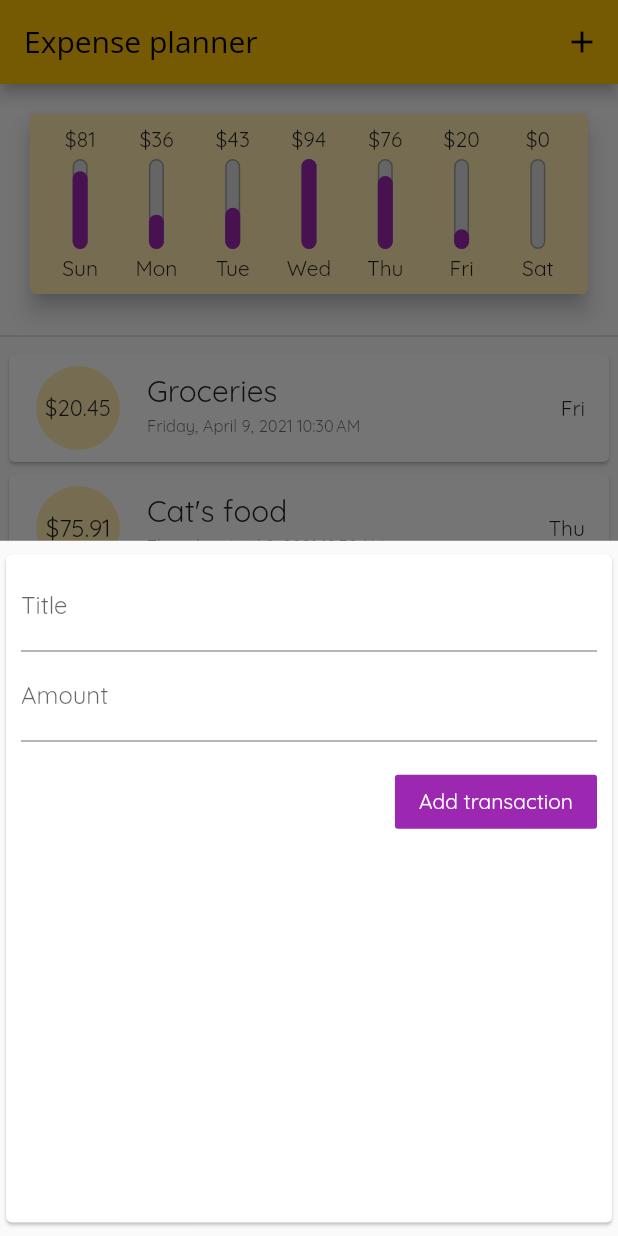
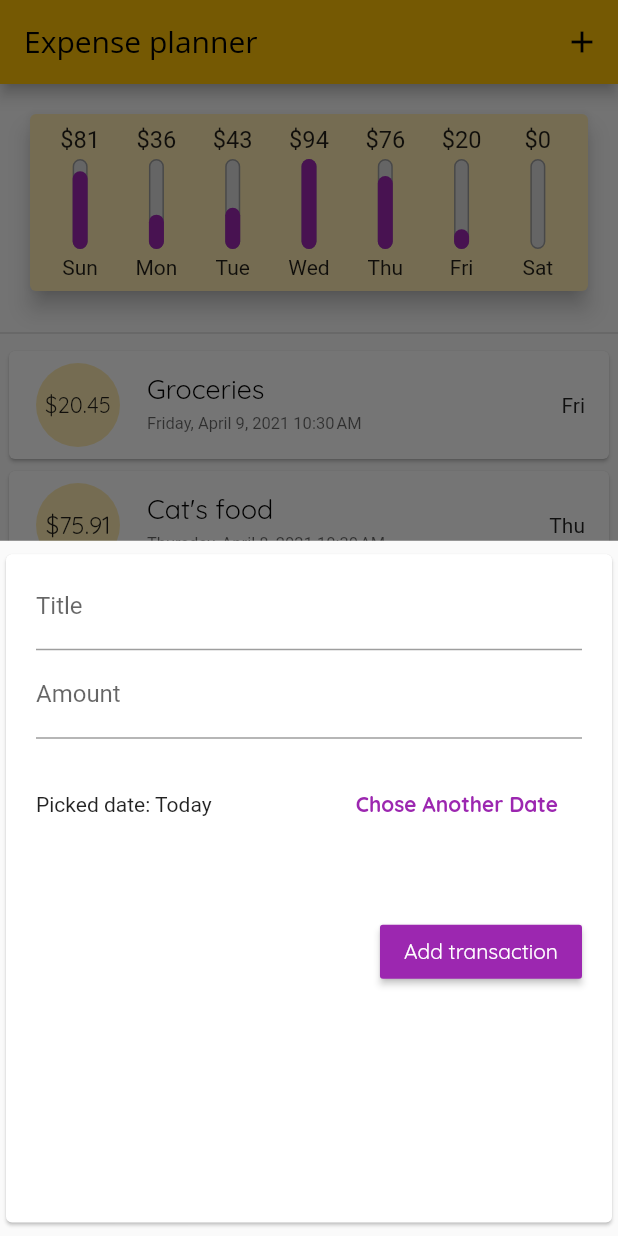
Before and after one commit to tinkooladik/flutter_expense_planner, a Flutter app: the screen it shows after launch, after a tap on the "add" icon, on a phone screen of 412 x 824 dp. Run offline on Flutter 3.47's test engine with Material 2 defaults, Android fonts, the phone set to English and light mode, and no system bars.

Commit message:
added date picker (#6)

```diff
--- a/lib/main.dart
+++ b/lib/main.dart
@@ -20,6 +20,15 @@ class MyApp extends StatelessWidget {
             primarySwatch: Colors.amber,
             accentColor: Colors.purple,
             fontFamily: 'Quicksand',
+            textTheme: ThemeData.light().textTheme.copyWith(
+                  title: TextStyle(
+                    fontSize: 18,
+                    color: Colors.black,
+                  ),
+                  button: TextStyle(
+                    color: Colors.white,
+                  ),
+                ),
             appBarTheme: AppBarTheme(
               textTheme: ThemeData.light().textTheme.copyWith(
                     title: TextStyle(
--- a/lib/models/transaction.dart
+++ b/lib/models/transaction.dart
@@ -4,45 +4,45 @@ class Transaction {
   final double amount;
   DateTime date = DateTime.now();
 
-  Transaction({this.title, this.amount});
+  Transaction(this.title, this.amount, [this.date]);
 
-  Transaction.forDate(this.title, this.amount, [this.date]);
+  Transaction.today({this.title, this.amount});
 }
 
 List<Transaction> generateTransactions() {
   final now = DateTime.now();
   var transactions = [
-    Transaction.forDate(
+    Transaction(
       "Clothes",
       93.57,
       now.subtract(Duration(days: 3)),
     ),
-    Transaction.forDate(
+    Transaction(
       "Coffetel",
       35.72,
       now.subtract(Duration(days: 5)),
     ),
-    Transaction.forDate(
+    Transaction(
       "Watch",
       30.54,
       now.subtract(Duration(days: 4)),
     ),
-    Transaction.forDate(
+    Transaction(
       "Cat's food",
       75.91,
       now.subtract(Duration(days: 2)),
     ),
-    Transaction.forDate(
+    Transaction(
       "Utility bills",
       80.72,
       now.subtract(Duration(days: 6)),
     ),
-    Transaction.forDate(
+    Transaction(
       "Groceries",
       20.45,
       now.subtract(Duration(days: 1)),
     ),
-    Transaction.forDate(
+    Transaction(
       "Novus",
       12.37,
       now.subtract(Duration(days: 4)),
--- a/lib/widgets/home_page.dart
+++ b/lib/widgets/home_page.dart
@@ -68,9 +68,9 @@ class _HomePageState extends State<HomePage> {
         });
   }
 
-  void _addTransaction(String title, double amount) {
+  void _addTransaction(String title, double amount, DateTime date) {
     setState(() {
-      _transactions.insert(0, Transaction(title: title, amount: amount));
+      _transactions.insert(0, Transaction(title, amount, date));
     });
   }
 }
--- a/lib/widgets/transactions/add_transaction.dart
+++ b/lib/widgets/transactions/add_transaction.dart
@@ -1,7 +1,10 @@
 import 'package:flutter/material.dart';
+import 'package:intl/intl.dart';
+
+import '../../extensions/date.dart';
 
 class AddTransaction extends StatefulWidget {
-  final Function(String, double) onAddTransactionClick;
+  final Function(String, double, DateTime) onAddTransactionClick;
 
   AddTransaction({this.onAddTransactionClick});
 
@@ -12,6 +15,15 @@ class AddTransaction extends StatefulWidget {
 class _AddTransactionState extends State<AddTransaction> {
   final _titleController = TextEditingController();
   final _amountController = TextEditingController();
+  DateTime _date = DateTime.now();
+
+  String get _dateLabel {
+    if (_date.isSameDate(DateTime.now())) {
+      return 'Today';
+    } else {
+      return DateFormat.yMMMd().format(_date);
+    }
+  }
 
   @override
   Widget build(BuildContext context) {
@@ -23,7 +35,7 @@ class _AddTransactionState extends State<AddTransaction> {
         child: Container(
           margin: EdgeInsets.symmetric(
             vertical: 5,
-            horizontal: 10,
+            horizontal: 20,
           ),
           child: Column(
             children: <Widget>[
@@ -44,12 +56,32 @@ class _AddTransactionState extends State<AddTransaction> {
                 textInputAction: TextInputAction.done,
                 onSubmitted: (_) => _submitData,
               ),
+              Padding(
+                padding: EdgeInsets.symmetric(vertical: 20),
+                child: Row(
+                  children: <Widget>[
+                    Expanded(
+                      child: Text(
+                        'Picked date: $_dateLabel',
+                      ),
+                    ),
+                    FlatButton(
+                      textColor: Theme.of(context).accentColor,
+                      child: Text(
+                        'Chose Another Date',
+                        style: TextStyle(fontWeight: FontWeight.bold),
+                      ),
+                      onPressed: _showDatePicker,
+                    ),
+                  ],
+                ),
+              ),
               Container(
                 alignment: Alignment.centerRight,
-                padding: const EdgeInsets.only(top: 16),
-                child: FlatButton(
+                padding: const EdgeInsets.only(top: 30),
+                child: RaisedButton(
                   color: Theme.of(context).accentColor,
-                  textColor: Colors.white,
+                  textColor: Theme.of(context).textTheme.button.color,
                   child: Text("Add transaction"),
                   onPressed: _submitData,
                 ),
@@ -65,15 +97,31 @@ class _AddTransactionState extends State<AddTransaction> {
     final title = _titleController.text;
     final amount = double.parse(_amountController.text);
 
-    if(title.isEmpty || amount <= 0) {
+    if (title.isEmpty || amount <= 0) {
       return;
     }
 
     widget.onAddTransactionClick(
       title,
       amount,
+      _date,
     );
 
     Navigator.of(context).pop();
   }
+
+  void _showDatePicker() {
+    showDatePicker(
+      context: context,
+      initialDate: DateTime.now(),
+      firstDate: DateTime(DateTime.now().year),
+      lastDate: DateTime.now(),
+    ).then((date) {
+      if (date != null) {
+        setState(() {
+          _date = date;
+        });
+      }
+    });
+  }
 }
```
